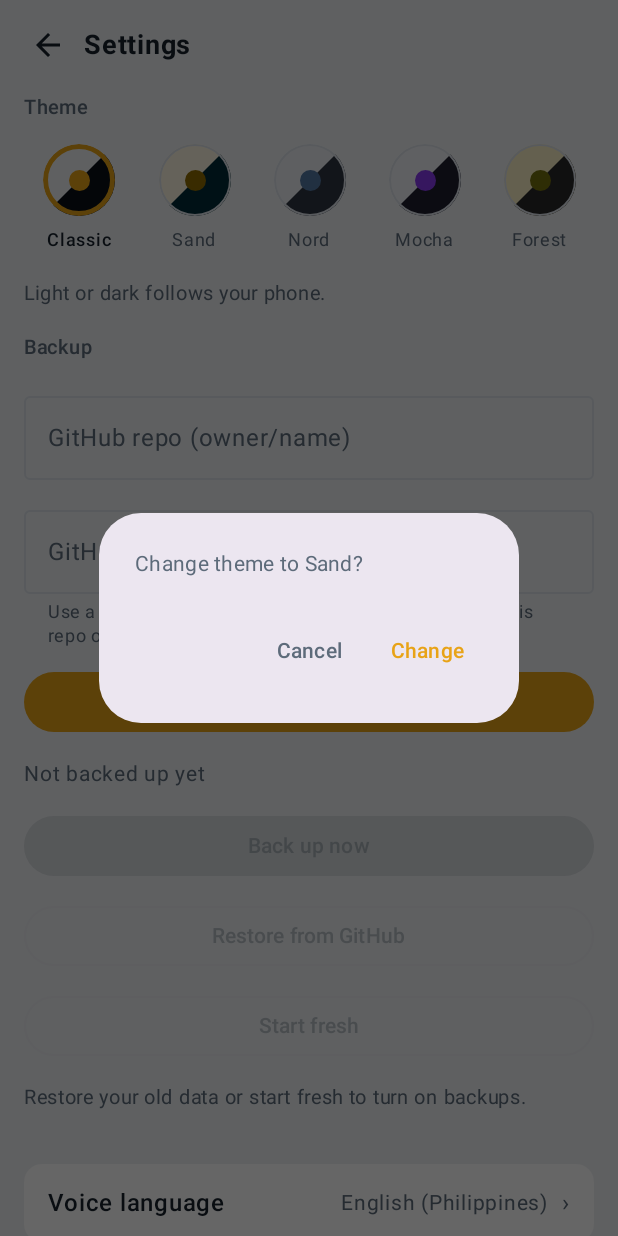
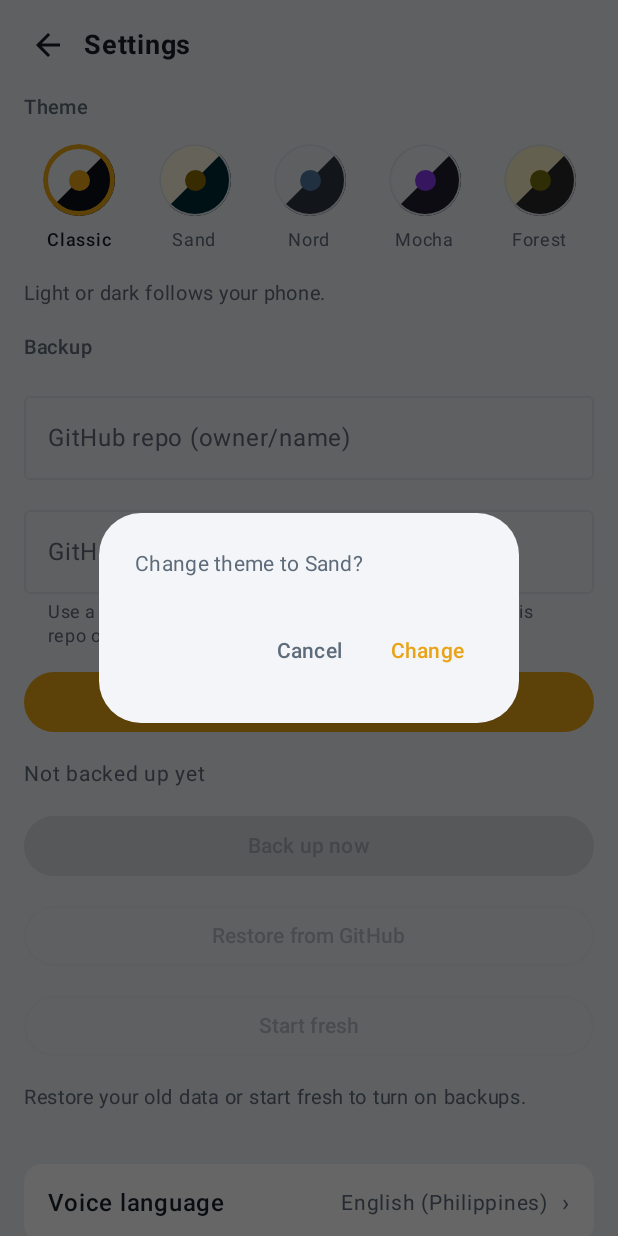
Before and after one commit to kinojms/gastos.io, an Android app built with Jetpack Compose: the SettingsScreen screen opened through its navigation route, after a tap on "Sand", on a phone screen of 412 x 824 dp. Run offline under Robolectric (Android 15) with nearby library versions, the light colour scheme and no system bars; our stand-ins replace Room's generated code; libraries missing offline, so code that uses them is left out: androidx.glance, androidx.glance.appwidget; pictures from the network do not load.

Commit message:
Use theme onAccent for accent buttons, map M3 surface roles to theme, fix muted contrast, simplify voice availability check

```diff
--- a/app/src/main/java/io/gastos/app/ui/components/VoiceInput.kt
+++ b/app/src/main/java/io/gastos/app/ui/components/VoiceInput.kt
@@ -5,7 +5,6 @@ import android.content.ActivityNotFoundException
 import android.content.Context
 import android.content.Intent
 import android.speech.RecognizerIntent
-import android.speech.SpeechRecognizer
 import androidx.activity.compose.rememberLauncherForActivityResult
 import androidx.activity.result.contract.ActivityResultContracts
 import androidx.compose.runtime.Composable
@@ -28,8 +27,7 @@ object VoiceInput {
             .putExtra(RecognizerIntent.EXTRA_PROMPT, "What did you buy?")
 
     fun isAvailable(context: Context): Boolean = try {
-        intent(VoiceLanguage.ENGLISH).resolveActivity(context.packageManager) != null ||
-            SpeechRecognizer.isRecognitionAvailable(context)
+        intent(VoiceLanguage.ENGLISH).resolveActivity(context.packageManager) != null
     } catch (e: RuntimeException) {
         false
     }
--- a/app/src/main/java/io/gastos/app/ui/expenses/EditExpenseSheet.kt
+++ b/app/src/main/java/io/gastos/app/ui/expenses/EditExpenseSheet.kt
@@ -39,7 +39,6 @@ import androidx.compose.runtime.mutableStateOf
 import androidx.compose.runtime.remember
 import androidx.compose.runtime.setValue
 import androidx.compose.ui.Modifier
-import androidx.compose.ui.graphics.Color
 import androidx.compose.ui.text.font.FontWeight
 import androidx.compose.ui.text.input.KeyboardCapitalization
 import androidx.compose.ui.text.input.KeyboardType
@@ -67,7 +66,6 @@ import java.util.Locale
 
 private val dateFormat = DateTimeFormatter.ofPattern("MMM d, yyyy", Locale.ENGLISH)
 private val timeFormat = DateTimeFormatter.ofPattern("h:mm a", Locale.ENGLISH)
-private val AccentInk = Color(0xFF1C1300)
 
 /** Rebuilds [raw] through [AmountInput] so typed/pasted text obeys the same rules as the numpad. */
 internal fun sanitizeAmount(raw: String): String =
@@ -195,7 +193,7 @@ fun EditExpenseSheet(
                 Button(
                     onClick = { confirmSave = true },
                     enabled = cents != null,
-                    colors = ButtonDefaults.buttonColors(containerColor = colors.accent, contentColor = AccentInk),
+                    colors = ButtonDefaults.buttonColors(containerColor = colors.accent, contentColor = colors.onAccent),
                     modifier = Modifier.weight(1f),
                 ) { Text("Save", fontWeight = FontWeight.Bold) }
             }
--- a/app/src/main/java/io/gastos/app/ui/home/HomeScreen.kt
+++ b/app/src/main/java/io/gastos/app/ui/home/HomeScreen.kt
@@ -79,7 +79,6 @@ import java.time.format.DateTimeFormatter
 import java.util.Locale
 
 private val dateFormat = DateTimeFormatter.ofPattern("EEE, MMM d", Locale.ENGLISH)
-private val AccentInk = Color(0xFF1C1300)
 private val SwipeThreshold = 48.dp
 private const val TINT_LIGHT = 0.20f
 private const val TINT_DARK = 0.26f
@@ -201,7 +200,7 @@ fun HomeScreen(
             Button(
                 onClick = { focus.clearFocus(); vm.enter() },
                 shape = RoundedCornerShape(16.dp),
-                colors = ButtonDefaults.buttonColors(containerColor = colors.accent, contentColor = AccentInk),
+                colors = ButtonDefaults.buttonColors(containerColor = colors.accent, contentColor = colors.onAccent),
                 modifier = Modifier
                     .fillMaxWidth()
                     .padding(start = 14.dp, end = 14.dp, top = 10.dp, bottom = 16.dp)
--- a/app/src/main/java/io/gastos/app/ui/settings/SettingsScreen.kt
+++ b/app/src/main/java/io/gastos/app/ui/settings/SettingsScreen.kt
@@ -188,7 +188,7 @@ fun SettingsScreen(vm: SettingsViewModel, onBack: () -> Unit, onOpenLabels: () -
             Button(
                 onClick = { if (vm.validate()) confirm = Confirm.SAVE },
                 enabled = !busy,
-                colors = ButtonDefaults.buttonColors(containerColor = colors.accent, contentColor = colors.bg),
+                colors = ButtonDefaults.buttonColors(containerColor = colors.accent, contentColor = colors.onAccent),
                 modifier = Modifier.fillMaxWidth(),
             ) { Text("Save", fontWeight = FontWeight.SemiBold) }
 
--- a/app/src/main/java/io/gastos/app/ui/theme/Palettes.kt
+++ b/app/src/main/java/io/gastos/app/ui/theme/Palettes.kt
@@ -33,16 +33,16 @@ object Palettes {
             else p(0xFFEEF1F4, 0xFFFFFFFF, 0xFF16202B, 0xFF5D6B7A, 0xFFDDE3EA, 0xFFE8A317, 0xFF1C1300)
         ThemeId.SAND ->
             if (dark) p(0xFF002B36, 0xFF073642, 0xFFEEE8D5, 0xFF93A1A1, 0xFF0E4B5A, 0xFFB58900, 0xFF002B36)
-            else p(0xFFFDF6E3, 0xFFFFFBF0, 0xFF073642, 0xFF657B83, 0xFFE8E1CC, 0xFF8F6C00, 0xFFFDF6E3)
+            else p(0xFFFDF6E3, 0xFFFFFBF0, 0xFF073642, 0xFF5F747C, 0xFFE8E1CC, 0xFF8F6C00, 0xFFFDF6E3)
         ThemeId.NORD ->
             if (dark) p(0xFF2E3440, 0xFF3B4252, 0xFFECEFF4, 0xFFD8DEE9, 0xFF434C5E, 0xFF88C0D0, 0xFF2E3440)
             else p(0xFFECEFF4, 0xFFFFFFFF, 0xFF2E3440, 0xFF4C566A, 0xFFD8DEE9, 0xFF5378A3, 0xFFFFFFFF)
         ThemeId.MOCHA ->
             if (dark) p(0xFF1E1E2E, 0xFF313244, 0xFFCDD6F4, 0xFFA6ADC8, 0xFF45475A, 0xFFCBA6F7, 0xFF1E1E2E)
-            else p(0xFFEFF1F5, 0xFFFFFFFF, 0xFF4C4F69, 0xFF6C6F85, 0xFFDCE0E8, 0xFF8839EF, 0xFFFFFFFF)
+            else p(0xFFEFF1F5, 0xFFFFFFFF, 0xFF4C4F69, 0xFF696C82, 0xFFDCE0E8, 0xFF8839EF, 0xFFFFFFFF)
         ThemeId.FOREST ->
             if (dark) p(0xFF282828, 0xFF32302F, 0xFFEBDBB2, 0xFFA89984, 0xFF504945, 0xFFB8BB26, 0xFF282828)
-            else p(0xFFFBF1C7, 0xFFF9F5D7, 0xFF3C3836, 0xFF7C6F64, 0xFFEBDBB2, 0xFF74700D, 0xFFFBF1C7)
+            else p(0xFFFBF1C7, 0xFFF9F5D7, 0xFF3C3836, 0xFF776A60, 0xFFEBDBB2, 0xFF74700D, 0xFFFBF1C7)
     }
 }
 
--- a/app/src/main/java/io/gastos/app/ui/theme/Theme.kt
+++ b/app/src/main/java/io/gastos/app/ui/theme/Theme.kt
@@ -85,6 +85,9 @@ fun GastosTheme(themeId: ThemeId = ThemeId.CLASSIC, content: @Composable () -> U
             background = c.bg, onBackground = c.fg,
             surface = c.surface, onSurface = c.fg,
             surfaceVariant = c.surface2, onSurfaceVariant = c.muted,
+            surfaceContainerLowest = c.surface, surfaceContainerLow = c.surface, surfaceContainer = c.surface,
+            surfaceContainerHigh = c.surface2, surfaceContainerHighest = c.surface2,
+            inverseSurface = c.fg, inverseOnSurface = c.bg, inversePrimary = c.accent,
             outline = c.line, error = c.danger,
         )
     } else {
@@ -93,6 +96,9 @@ fun GastosTheme(themeId: ThemeId = ThemeId.CLASSIC, content: @Composable () -> U
             background = c.bg, onBackground = c.fg,
             surface = c.surface, onSurface = c.fg,
             surfaceVariant = c.surface2, onSurfaceVariant = c.muted,
+            surfaceContainerLowest = c.surface, surfaceContainerLow = c.surface, surfaceContainer = c.surface,
+            surfaceContainerHigh = c.surface2, surfaceContainerHighest = c.surface2,
+            inverseSurface = c.fg, inverseOnSurface = c.bg, inversePrimary = c.accent,
             outline = c.line, error = c.danger,
         )
     }
```
Also changed, not shown: 1 other file.
